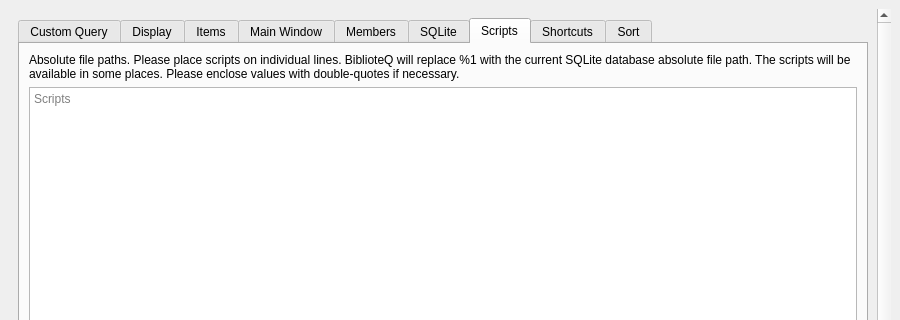
First picture: the form in UI/biblioteq_otheroptions.ui, repository textbrowser/biblioteq, before the edit; both pictures show x 0 to 900 and y 0 to 320 of the 900 by 800 pixel window.
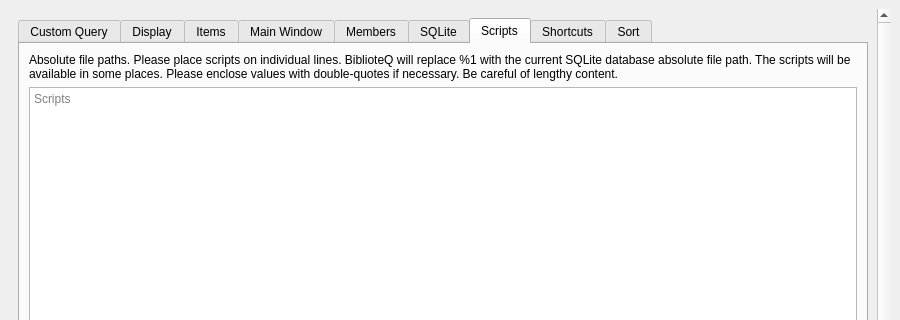
Second picture: the form after the edit. The open tabs and pages were chosen to show the change. Icons and pictures are not drawn. Custom widgets are drawn as their Qt base class.

Commit message: Text for YOU!

Diff of the .ui file:
```diff
--- a/UI/biblioteq_otheroptions.ui
+++ b/UI/biblioteq_otheroptions.ui
@@ -815,7 +815,7 @@
             <item>
              <widget class="QLabel" name="label_19">
               <property name="text">
-               <string>Absolute file paths. Please place scripts on individual lines. BiblioteQ will replace %1 with the current SQLite database absolute file path. The scripts will be available in some places. Please enclose values with double-quotes if necessary.</string>
+               <string>Absolute file paths. Please place scripts on individual lines. BiblioteQ will replace %1 with the current SQLite database absolute file path. The scripts will be available in some places. Please enclose values with double-quotes if necessary. Be careful of lengthy content.</string>
               </property>
               <property name="wordWrap">
                <bool>true</bool>
```
